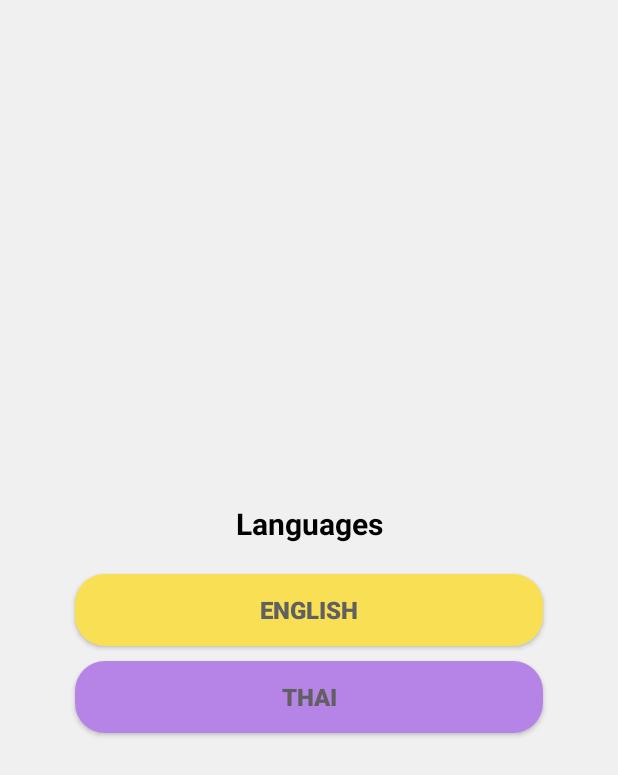
After one commit to Kanomtom22/MoneyTracker, an Android app: the LanguagesActivity screen opened directly, with no data from a screen before it, on a phone screen of 412 x 824 dp. The commit adds this screen. Shown: the top 775 px of the screen. Run offline under Robolectric (Android 15) with nearby library versions, the phone set to English and light mode, and no system bars.

Commit message:
Languages function

```diff
--- a/app/src/main/AndroidManifest.xml
+++ b/app/src/main/AndroidManifest.xml
@@ -12,6 +12,9 @@
         android:supportsRtl="true"
         android:theme="@style/Theme.MoneyTracker"
         tools:targetApi="31">
+        <activity
+            android:name=".LanguagesActivity"
+            android:exported="false" />
         <activity
             android:name=".ResetPwdActivity"
             android:exported="false" />
--- /dev/null
+++ b/app/src/main/java/com/example/moneytracker/LanguagesActivity.java
@@ -0,0 +1,57 @@
+package com.example.moneytracker;
+
+import androidx.appcompat.app.AppCompatActivity;
+
+import android.content.Intent;
+import android.content.res.Configuration;
+import android.content.res.Resources;
+import android.os.Bundle;
+import android.view.View;
+import android.widget.Button;
+
+import java.util.Locale;
+
+public class LanguagesActivity extends AppCompatActivity {
+    private Button btnEnglish;
+    private Button btnThai;
+
+    @Override
+    protected void onCreate(Bundle savedInstanceState) {
+        super.onCreate(savedInstanceState);
+        setContentView(R.layout.activity_languages);
+
+        btnEnglish = findViewById(R.id.btn_english);
+        btnThai = findViewById(R.id.btn_thai);
+
+        btnEnglish.setOnClickListener(new View.OnClickListener() {
+            @Override
+            public void onClick(View v) {
+                setLanguage("en");
+                restartActivity();
+            }
+        });
+
+        btnThai.setOnClickListener(new View.OnClickListener() {
+            @Override
+            public void onClick(View v) {
+                setLanguage("th");
+                restartActivity();
+            }
+        });
+    }
+
+    public void setLanguage(String languageCode) {
+        Resources resources = this.getResources();
+        Configuration configuration = resources.getConfiguration();
+        Locale locale = new Locale(languageCode);
+        Locale.setDefault(locale);
+        configuration.setLocale(locale);
+        resources.updateConfiguration(configuration, resources.getDisplayMetrics());
+    }
+
+    private void restartActivity() {
+        Intent intent = getIntent();
+        finish();
+        startActivity(intent);
+    }
+}
--- /dev/null
+++ b/app/src/main/res/layout/activity_languages.xml
@@ -0,0 +1,60 @@
+<?xml version="1.0" encoding="utf-8"?>
+<androidx.constraintlayout.widget.ConstraintLayout xmlns:android="http://schemas.android.com/apk/res/android"
+    xmlns:app="http://schemas.android.com/apk/res-auto"
+    xmlns:tools="http://schemas.android.com/tools"
+    android:layout_width="match_parent"
+    android:layout_height="match_parent"
+    android:background="@color/bg"
+    tools:context=".LanguagesActivity">
+
+    <LinearLayout
+        android:layout_width="match_parent"
+        android:layout_height="match_parent"
+        android:layout_margin="20dp"
+        android:gravity="center"
+        android:orientation="vertical">
+
+        <TextView
+            android:id="@+id/textView"
+            android:layout_width="match_parent"
+            android:layout_height="wrap_content"
+            android:gravity="center"
+            android:layout_marginBottom="20dp"
+            android:text="@string/Languages"
+            android:textColor="@color/black"
+            android:textSize="20sp"
+            android:textStyle="bold" />
+
+        <androidx.appcompat.widget.AppCompatButton
+            android:id="@+id/btn_english"
+            android:layout_width="match_parent"
+            android:layout_height="wrap_content"
+            android:background="@drawable/btn"
+            android:backgroundTint="@color/Lyellow"
+            android:layout_marginRight="30dp"
+            android:layout_marginLeft="30dp"
+            android:text="@string/English"
+            android:textStyle="bold"
+            android:textColor="@color/darkgray"
+            android:textSize="16sp" />
+
+        <View
+            android:layout_width="20dp"
+            android:layout_height="10dp"
+            android:layout_gravity="fill_horizontal" />
+
+        <androidx.appcompat.widget.AppCompatButton
+            android:id="@+id/btn_thai"
+            android:layout_width="match_parent"
+            android:layout_height="wrap_content"
+            android:background="@drawable/btn"
+            android:backgroundTint="@color/Lpurple"
+            android:layout_marginRight="30dp"
+            android:layout_marginLeft="30dp"
+            android:text="@string/Thai"
+            android:textStyle="bold"
+            android:textColor="@color/darkgray"
+            android:textSize="16sp" />
+
+    </LinearLayout>
+</androidx.constraintlayout.widget.ConstraintLayout>
--- a/app/src/main/res/values/colors.xml
+++ b/app/src/main/res/values/colors.xml
@@ -17,5 +17,7 @@
     <color name="softGreen">#8bc34b</color>
     <color name="darkgray">#616060</color>
     <color name="red">#ef2828</color>
+    <color name="Lpurple">#b684e7</color>
+    <color name="Lyellow">#f9df54</color>
     <color name="transparent">#00000000</color>
 </resources>
--- a/app/src/main/res/values/strings.xml
+++ b/app/src/main/res/values/strings.xml
@@ -32,9 +32,10 @@
     <string name="EXPENSES">EXPENSES</string>
     <string name="BALANCE">BALANCE</string>
 
+    <string name="English">English</string>
+    <string name="Thai">Thai</string>
+
     <string name="bath">฿</string>
-    <!-- TODO: Remove or change this placeholder text -->
-    <string name="hello_blank_fragment">Hello blank fragment</string>
 
     <string-array name="category_spinner">
         <item>Food</item>
```
Also changed, not shown: app/src/main/java/com/example/moneytracker/DashboardFragment.java (+31 -10 lines), app/src/main/java/com/example/moneytracker/SettingFragment.java (+7 -0 lines), app/src/main/res/drawable/clock.png (added), 1 other file.
